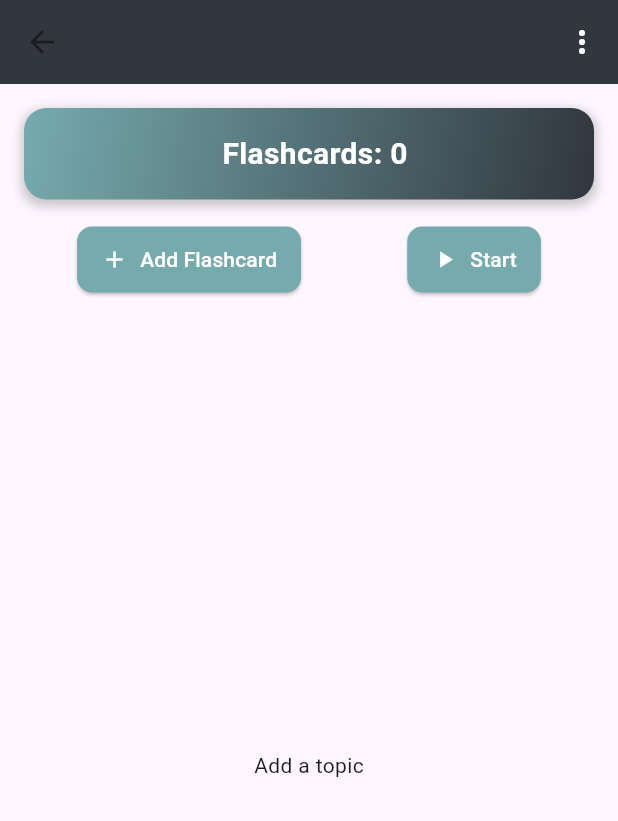
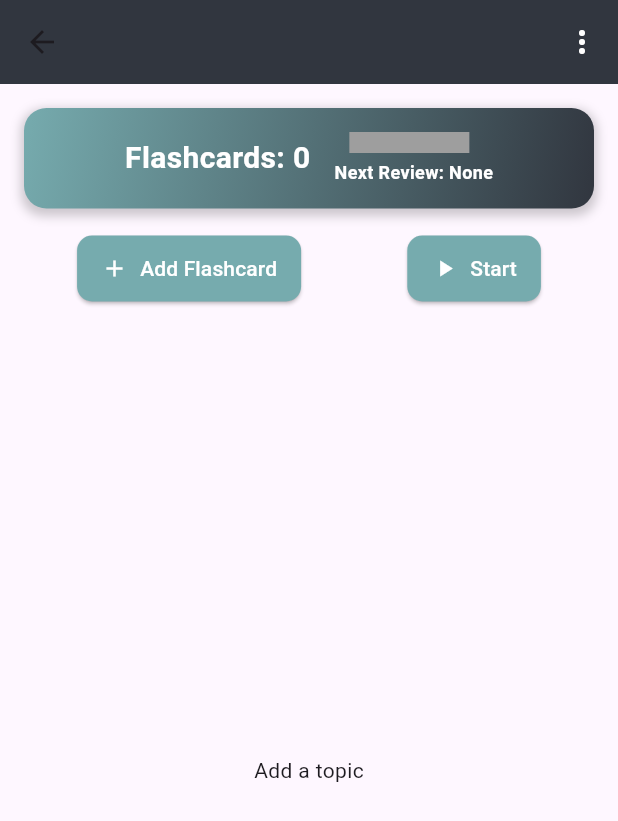
Before and after one commit to andreiraphel/ExamPrep, a Flutter app: the TopicDetails screen opened directly with empty values, on a phone screen of 412 x 824 dp. Shown: the top 821 px of the screen. Run offline on Flutter 3.47's test engine with Material 3 defaults, Android fonts, the phone set to English and light mode, and no system bars; drawn by our look-alikes of percent_indicator; our stand-ins replace sqflite; accounts and stored records are empty.

Commit message:
Implemented SM-2 Algorithm

```diff
--- a/lib/screens/topic_details.dart
+++ b/lib/screens/topic_details.dart
@@ -1,8 +1,8 @@
 import 'package:flutter/material.dart';
+import 'package:percent_indicator/percent_indicator.dart';
 import '../database_helper.dart';
 import '../screens/new_card.dart';
 import '../widgets/flashcards.dart';
-import 'package:percent_indicator/percent_indicator.dart';
 import '../screens/flashcard_study_screen.dart';
 
 enum MenuItem { Delete, Import }
@@ -110,6 +110,22 @@ class _TopicDetailsState extends State<TopicDetails> {
           final flashcards = snapshot.data!;
           final itemCount = flashcards.length;
 
+          // Calculate progress
+          final reviewedCount =
+              flashcards.where((fc) => fc['repetition'] > 0).length;
+          final progress = itemCount > 0 ? reviewedCount / itemCount : 0.0;
+
+          // Calculate next review date
+          final currentDate = DateTime.now().millisecondsSinceEpoch;
+          final nextReviewDates = flashcards
+              .map((fc) => fc['nextReviewDate'] as int)
+              .where((date) => date > currentDate)
+              .toList();
+          final nextReviewDate = nextReviewDates.isNotEmpty
+              ? DateTime.fromMillisecondsSinceEpoch(
+                  nextReviewDates.reduce((a, b) => a < b ? a : b))
+              : null;
+
           return Column(
             children: [
               Container(
@@ -136,7 +152,6 @@ class _TopicDetailsState extends State<TopicDetails> {
                 child: Row(
                   mainAxisAlignment: MainAxisAlignment.center,
                   children: [
-                    SizedBox(width: 8.0),
                     Text(
                       'Flashcards: $itemCount',
                       style: const TextStyle(
@@ -145,6 +160,29 @@ class _TopicDetailsState extends State<TopicDetails> {
                         fontWeight: FontWeight.bold,
                         fontFamily: 'Roboto',
                       ),
+                    ),
+                    SizedBox(width: 16.0),
+                    Column(
+                      crossAxisAlignment: CrossAxisAlignment.start,
+                      children: [
+                        LinearPercentIndicator(
+                          width: 100.0,
+                          lineHeight: 14.0,
+                          percent: progress,
+                          backgroundColor: Colors.grey,
+                          progressColor: Colors.blue,
+                        ),
+                        SizedBox(height: 4.0),
+                        Text(
+                          'Next Review: ${nextReviewDate != null ? "${nextReviewDate.day}/${nextReviewDate.month}/${nextReviewDate.year}" : "None"}',
+                          style: const TextStyle(
+                            color: Colors.white,
+                            fontSize: 12.0,
+                            fontWeight: FontWeight.bold,
+                            fontFamily: 'Roboto',
+                          ),
+                        ),
+                      ],
                     ),
                   ],
                 ),
```
Also changed, not shown: lib/database_helper.dart (+38 -47 lines), lib/screens/flashcard_study_screen.dart (+7 -1 lines).
